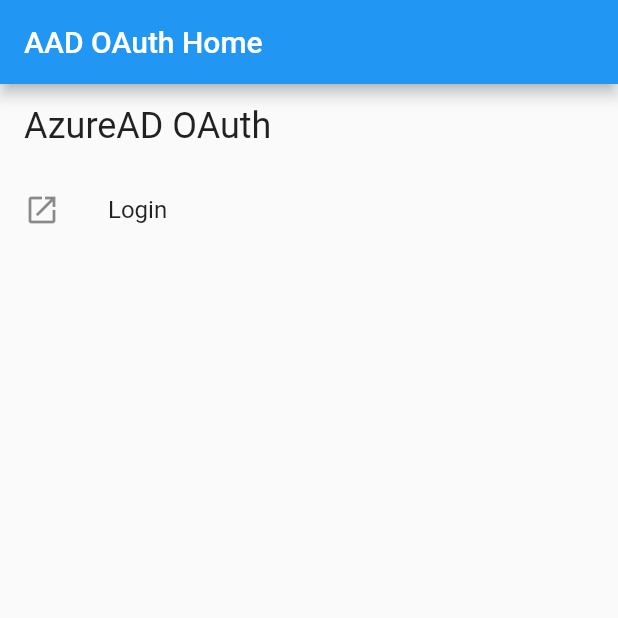
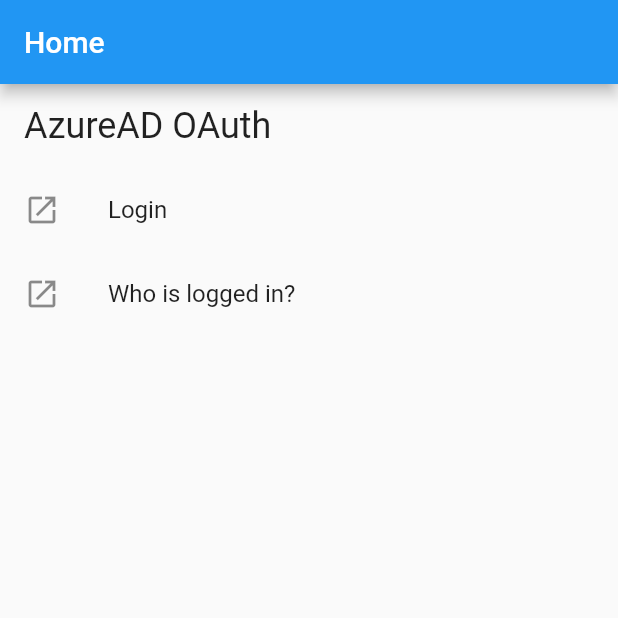
Before and after one commit to RoarGronmo/mtime_mordre_2, a Flutter app: the screen it shows after launch, on a phone screen of 412 x 824 dp, the top half of it. Run offline on Flutter 3.47's test engine with Material 2 defaults, Android fonts, the phone set to English and light mode, and no system bars; our stand-ins replace google_maps_flutter; missing offline and left inert: aad_oauth, dart:js, msal_js.

```diff
--- a/lib/auth/auth_manager.dart
+++ b/lib/auth/auth_manager.dart
@@ -32,7 +32,6 @@ class Auth0Manager extends AuthManager {
     }
   }
 
-
   @override
   Future<void> logout() async {
     //stuff that uses classic dart.io
@@ -40,6 +39,6 @@ class Auth0Manager extends AuthManager {
 
   @override
   Future<String> getActiveAccount() async {
-    throw UnsupportedError('Cannot create an auth manager');
+    return "Not implemented";
   }
 }
--- a/lib/auth/iAuth_manager.dart
+++ b/lib/auth/iAuth_manager.dart
@@ -12,6 +12,6 @@ abstract class AuthManager {
   }
 
   Future<void> Login();
-  Future<String> getActiveAccount();
+  Future<dynamic> getActiveAccount();
   Future<void> logout();
 }
--- a/lib/main.dart
+++ b/lib/main.dart
@@ -22,15 +22,14 @@ void main()  {
 
 
 class MyApp extends StatelessWidget {
-
   const MyApp({Key? key}) : super(key: key);
 
   @override
   Widget build(BuildContext context) {
     return MaterialApp(
-      title: 'AAD Oauth Flutter',
+      title: 'Mordre/Mtime',
       theme: ThemeData(primarySwatch: Colors.blue),
-      home: const MyHomePage(title: 'AAD OAuth Home'),
+      home: const MyHomePage(title: 'Home'),
     );
   }
 }
@@ -78,20 +77,18 @@ class _MyHomePageState extends State<MyHomePage> {
               login();
             },
           ),
-
-
-
-
-
+          ListTile(
+            leading: const Icon(Icons.launch),
+            title: const Text('\Who is logged in?'),
+            onTap: () {
+              showLoginInfo().then((value) => showMessage(value));
+            },
+          ),
 
         ],
       ),
     );
   }
-
-
-
-
 
   void showError(dynamic ex) {
     showMessage(ex.toString());
@@ -111,7 +108,9 @@ class _MyHomePageState extends State<MyHomePage> {
     showDialog(context: context, builder: (BuildContext context) => alert);
   }
 
-
+  Future<String> showLoginInfo() async {
+    return await AuthManager.instance?.getActiveAccount();
+  }
 
 
 
```
Also changed, not shown: lib/auth/auth_manager_web.dart (+14 -21 lines).
